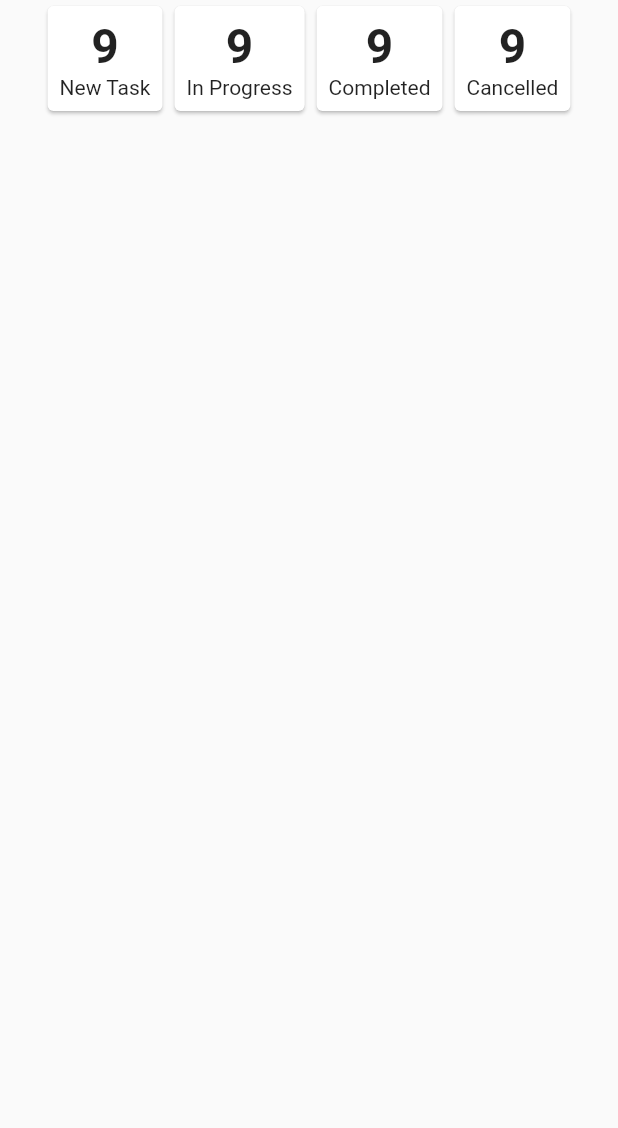
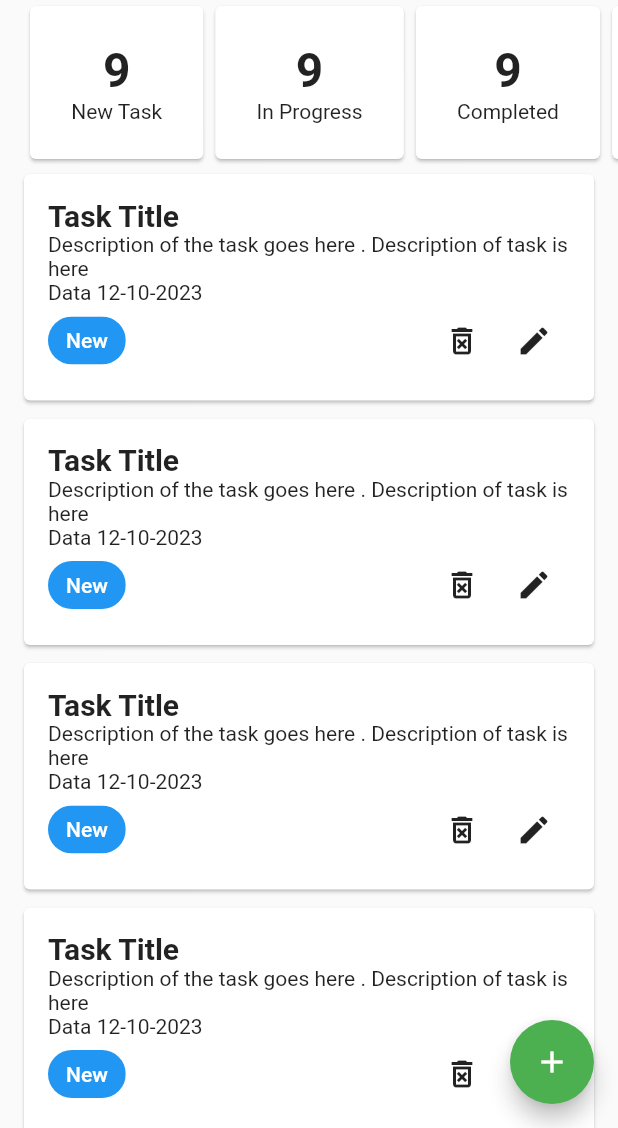
Before and after one commit to sajjadrahman56/task-manager, a Flutter app: the NewTasksScreen screen opened directly, on a phone screen of 412 x 824 dp, the part 108-1236 px from its top. Run offline on Flutter 3.47's test engine with Material 2 defaults, Android fonts, the phone set to English and light mode, and no system bars; our stand-ins replace flutter_svg, pin_code_fields.

```diff
--- a/task_manager_101/lib/ui/screen/forget_pass_screen.dart
+++ b/task_manager_101/lib/ui/screen/forget_pass_screen.dart
@@ -1,7 +1,7 @@
 import 'package:flutter/material.dart';
 import 'package:task_manager_101/ui/screen/login_screen.dart';
 import 'package:task_manager_101/ui/screen/pin_verification.dart';
-import 'package:task_manager_101/ui/screen/sign_up_screen.dart';
+
 
 import 'package:task_manager_101/ui/widget/body_background.dart';
 
--- a/task_manager_101/lib/ui/screen/new_task_screen.dart
+++ b/task_manager_101/lib/ui/screen/new_task_screen.dart
@@ -1,6 +1,7 @@
 import 'package:flutter/material.dart';
-import 'package:task_manager_101/ui/widget/profile_summary.dart';
+import 'package:task_manager_101/ui/widget/profile_summary_card.dart';
 import 'package:task_manager_101/ui/widget/summary_card.dart';
+import 'package:task_manager_101/ui/widget/task_item_card.dart';
 
 class NewTasksScreen extends StatefulWidget {
   const NewTasksScreen({super.key});
@@ -13,20 +14,46 @@ class _NewTasksScreenState extends State<NewTasksScreen> {
   @override
   Widget build(BuildContext context) {
     return Scaffold(
+      floatingActionButton: FloatingActionButton(
+        onPressed: () {},
+        child: const Icon(Icons.add),
+      ),
       body: SafeArea(
           child: Column(
         children: [
           ProfileSummaryCard(),
           SingleChildScrollView(
             scrollDirection: Axis.horizontal,
-            child: Row(
-              children: [
-                 SummaryCard(count:'9',title: 'New Task',),
-                 SummaryCard(count:'9',title: 'In Progress',),
-                 SummaryCard(count:'9',title: 'Completed',),
-                 SummaryCard(count:'9',title: 'Cancelled',),
-              ],
+            child: Padding(
+              padding: const EdgeInsets.only(left: 16.0, right: 16.0),
+              child: Row(
+                children: [
+                  SummaryCard(
+                    count: '9',
+                    title: 'New Task',
+                  ),
+                  SummaryCard(
+                    count: '9',
+                    title: 'In Progress',
+                  ),
+                  SummaryCard(
+                    count: '9',
+                    title: 'Completed',
+                  ),
+                  SummaryCard(
+                    count: '9',
+                    title: 'Cancelled',
+                  ),
+                ],
+              ),
             ),
+          ),
+          Expanded(
+            child: ListView.builder(
+                itemCount: 5,
+                itemBuilder: (context, index) {
+                  return TaskItemCard();
+                }),
           )
         ],
       )),
--- a/task_manager_101/lib/ui/screen/pin_verification.dart
+++ b/task_manager_101/lib/ui/screen/pin_verification.dart
@@ -1,8 +1,8 @@
 import 'package:flutter/material.dart';
 import 'package:task_manager_101/ui/screen/login_screen.dart';
-import 'package:task_manager_101/ui/screen/pin_verification.dart';
+
 import 'package:task_manager_101/ui/screen/reset_screen.dart';
-import 'package:task_manager_101/ui/screen/sign_up_screen.dart';
+
 
 import 'package:task_manager_101/ui/widget/body_background.dart';
 import 'package:pin_code_fields/pin_code_fields.dart';
--- a/task_manager_101/lib/ui/screen/reset_screen.dart
+++ b/task_manager_101/lib/ui/screen/reset_screen.dart
@@ -1,8 +1,6 @@
 import 'package:flutter/material.dart';
 import 'package:task_manager_101/ui/screen/login_screen.dart';
 import 'package:task_manager_101/ui/screen/pin_verification.dart';
-import 'package:task_manager_101/ui/screen/sign_up_screen.dart';
-
 import 'package:task_manager_101/ui/widget/body_background.dart';
 
 class ResetPasswordScreen extends StatefulWidget {
--- a/task_manager_101/lib/ui/widget/summary_card.dart
+++ b/task_manager_101/lib/ui/widget/summary_card.dart
@@ -10,15 +10,15 @@ class SummaryCard extends StatelessWidget {
   Widget build(BuildContext context) {
     return Card(
       child: Padding(
-        padding: const EdgeInsets.all(8.0),
+        padding: const EdgeInsets.all(24.0),
         child: Column(
           children: [
             Text(
-              "$count",
+              " $count ",
               style: Theme.of(context).textTheme.titleLarge,
             ),
             Text(
-              "$title",
+              " $title ",
             ),
           ],
         ),
--- /dev/null
+++ b/task_manager_101/lib/ui/widget/task_item_card.dart
@@ -0,0 +1,42 @@
+import 'package:flutter/material.dart';
+
+class TaskItemCard extends StatelessWidget {
+  const TaskItemCard({
+    super.key,
+  });
+
+  @override
+  Widget build(BuildContext context) {
+    return Card(
+      margin: EdgeInsets.symmetric(horizontal: 16,vertical: 6),
+      child: Padding(
+        padding: const EdgeInsets.all(16.0),
+        child: Column(
+          crossAxisAlignment: CrossAxisAlignment.start,
+          children: [
+            Text('Task Title',style: TextStyle(
+              fontSize: 20,
+              fontWeight: FontWeight.w600
+
+            ),),
+            Text('Description of the task goes here . Description of task is here'),
+            Text('Data 12-10-2023'),
+            Row(
+              mainAxisAlignment: MainAxisAlignment.spaceBetween,
+              children: [
+                Chip(label: Text('New',style: TextStyle(color: Colors.white),),backgroundColor: Colors.blue,),
+
+                Wrap(
+                  children: [
+                    IconButton(onPressed: (){}, icon: Icon(Icons.delete_forever_outlined)),
+                    IconButton(onPressed: (){}, icon: Icon(Icons.edit)),
+                  ],
+                )
+              ],
+            ),
+          ],
+        ),
+      ),
+    );
+  }
+}
```
Also changed, not shown: task_manager_101/lib/ui/screen/cancle_task_screen.dart (+16 -3 lines), task_manager_101/lib/ui/screen/completed_task_screen.dart (+16 -3 lines), task_manager_101/lib/ui/screen/progress_task_screen.dart (+15 -2 lines), task_manager_101/lib/ui/widget/profile_summary_card.dart (renamed from task_manager_101/lib/ui/widget/profile_summary.dart).
